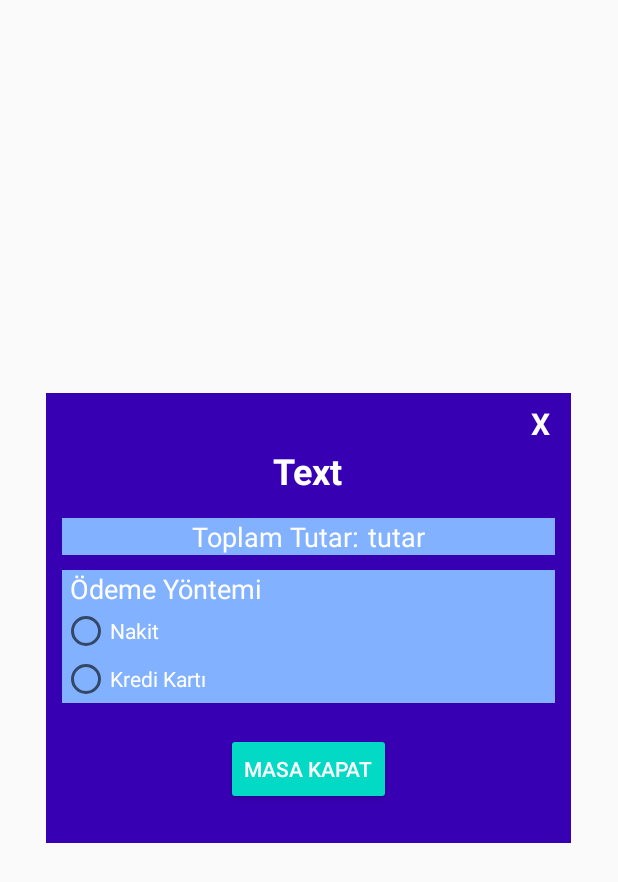
After one commit to fpasalioglu/KafeOtomasyon, an Android app: the layout masakapat_popup.xml on its own in the app's theme, with its tools: preview values and no code run, on a phone screen of 412 x 824 dp. The commit adds this screen. Shown: the top 882 px of the screen. Run offline under Robolectric (Android 15) with nearby library versions, the phone set to English and light mode, and no system bars.

Commit message:
masa kapatma

```diff
--- /dev/null
+++ b/app/src/main/res/layout/masakapat_popup.xml
@@ -0,0 +1,126 @@
+<?xml version="1.0" encoding="utf-8"?>
+<LinearLayout xmlns:android="http://schemas.android.com/apk/res/android"
+    android:orientation="vertical"
+    android:layout_width="350dp"
+    android:layout_height="300dp"
+    android:background="@color/colorPrimaryDark"
+    android:padding="5dp"
+    android:layout_gravity="center">
+
+    <TextView
+        android:id="@+id/txtclose"
+        android:layout_width="30dp"
+        android:layout_height="30dp"
+        android:textColor="@color/white"
+        android:text="X"
+        android:textSize="20dp"
+        android:textStyle="bold"
+        android:layout_gravity="end"
+        android:gravity="center"/>
+
+    <LinearLayout
+        android:layout_width="match_parent"
+        android:layout_height="wrap_content"
+        android:orientation="vertical">
+        <TextView
+            android:id="@+id/masaname"
+            android:layout_width="wrap_content"
+            android:layout_height="wrap_content"
+            android:text="Text"
+            android:textStyle="bold"
+            android:textColor="@color/white"
+            android:layout_gravity="center_horizontal"
+            android:textSize="24dp"/>
+    </LinearLayout>
+
+    <LinearLayout
+        android:layout_marginTop="15dp"
+        android:orientation="vertical"
+        android:layout_width="match_parent"
+        android:layout_height="wrap_content">
+
+        <LinearLayout
+            android:background="@color/bluelight"
+            android:gravity="center"
+            android:orientation="horizontal"
+            android:layout_marginLeft="5dp"
+            android:layout_marginRight="5dp"
+            android:layout_width="match_parent"
+            android:layout_height="wrap_content">
+
+            <TextView
+                android:layout_width="wrap_content"
+                android:layout_height="wrap_content"
+                android:text="Toplam Tutar:"
+                android:textSize="18sp"
+                android:textColor="@color/white"/>
+            <TextView
+                android:id="@+id/toplamtutar"
+                android:layout_width="wrap_content"
+                android:layout_height="wrap_content"
+                android:text="tutar"
+                android:layout_marginLeft="5dp"
+                android:textSize="18sp"
+                android:textColor="@color/white"/>
+        </LinearLayout>
+
+        <LinearLayout
+            android:layout_marginLeft="5dp"
+            android:layout_marginRight="5dp"
+            android:layout_width="match_parent"
+            android:layout_height="match_parent"
+            android:layout_marginTop="10dp"
+            android:background="@color/bluelight"
+            android:orientation="vertical">
+
+            <TextView
+                android:id="@+id/textView8"
+                android:layout_width="match_parent"
+                android:layout_height="wrap_content"
+                android:layout_weight="1"
+                android:text="Ödeme Yöntemi"
+                android:layout_marginLeft="5dp"
+                android:textSize="18sp"
+                android:textColor="@color/white"/>
+
+            <LinearLayout
+                android:layout_width="match_parent"
+                android:layout_height="wrap_content"
+                android:layout_weight="1"
+                android:gravity="center"
+                android:orientation="horizontal">
+
+                <RadioGroup
+                    android:layout_width="match_parent"
+                    android:layout_height="match_parent">
+
+                    <RadioButton
+                        android:id="@+id/radioButton4"
+                        android:layout_width="match_parent"
+                        android:layout_height="wrap_content"
+                        android:text="Nakit"
+                        android:textColor="@color/white"/>
+
+                    <RadioButton
+                        android:id="@+id/radioButton5"
+                        android:layout_width="match_parent"
+                        android:layout_height="wrap_content"
+                        android:text="Kredi Kartı"
+                        android:textColor="@color/white"/>
+                </RadioGroup>
+            </LinearLayout>
+        </LinearLayout>
+
+    </LinearLayout>
+
+    <Button
+        android:id="@+id/btnKapat"
+        android:backgroundTint="@color/colorAccent"
+        android:layout_width="wrap_content"
+        android:layout_height="wrap_content"
+        android:text="Masa Kapat"
+        android:layout_marginTop="20dp"
+        android:layout_gravity="center_horizontal"
+        android:textColor="@color/white"/>
+
+</LinearLayout>
--- a/app/src/main/res/values/colors.xml
+++ b/app/src/main/res/values/colors.xml
@@ -3,4 +3,7 @@
     <color name="colorPrimary">#6200EE</color>
     <color name="colorPrimaryDark">#3700B3</color>
     <color name="colorAccent">#03DAC5</color>
+
+    <color name="white">#fff</color>
+    <color name="bluelight">#82B1FF</color>
 </resources>
```
Also changed, not shown: app/src/main/java/com/example/kafeotomasyon/MasaYonetimiActivity.java (+61 -5 lines), app/src/main/res/layout/masayonetim_layout.xml (+15 -0 lines).
